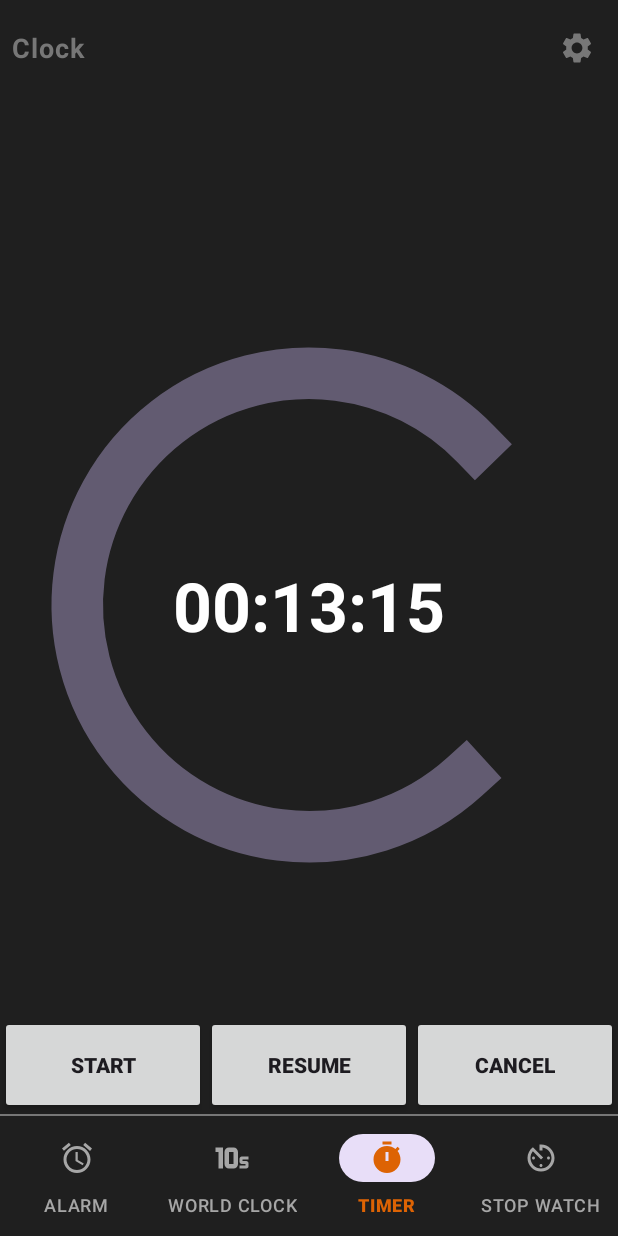
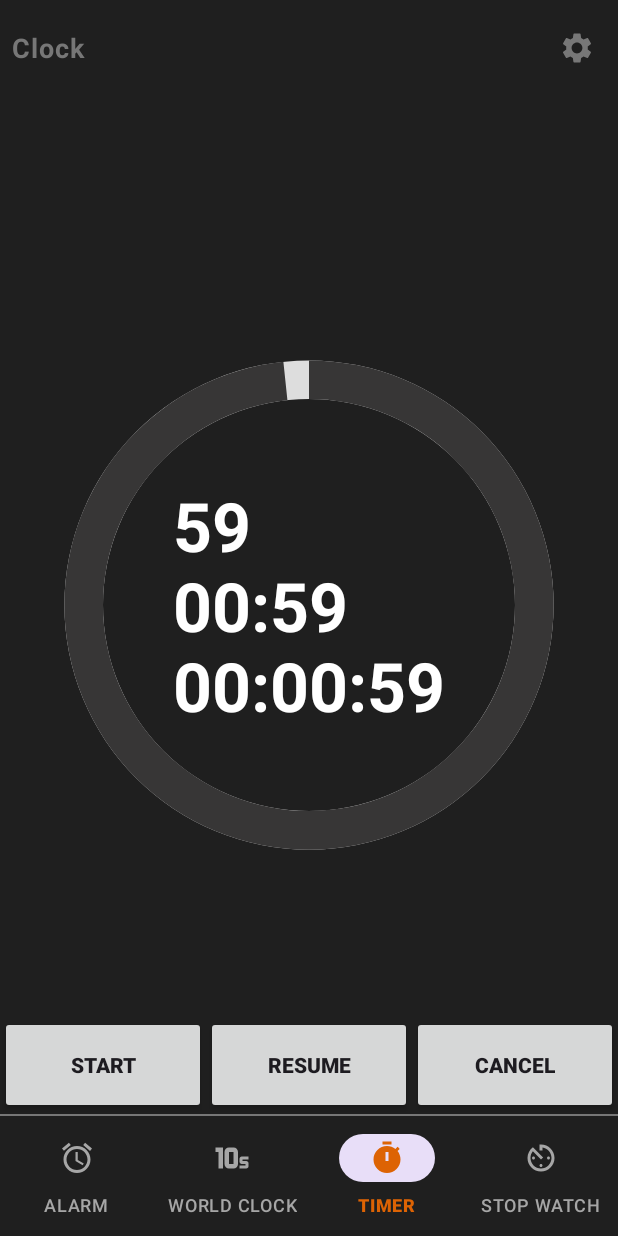
Before and after one commit to umutsaydam/AlarmApp, an Android app: the screen it shows after launch (MainActivity), item 3 of the bottom bar chosen, on a phone screen of 412 x 824 dp. Run offline under Robolectric (Android 15) with nearby library versions, the phone set to English and light mode, and no system bars; our stand-ins replace Room's generated code, navigation-ui.

Commit message:
circular progress was fixed

```diff
--- a/app/src/main/java/com/umutsaydam/alarmapp/helpers/CustomCountdownTimer.kt
+++ b/app/src/main/java/com/umutsaydam/alarmapp/helpers/CustomCountdownTimer.kt
@@ -8,7 +8,7 @@ class CustomCountdownTimer(
 ) {
     private val millisUntilFinished = millisInFuture
     private var timer = InternalTimer(this, millisInFuture, countDownInterval)
-    private val isRunning = false
+    private var isRunning = false
     var onTick: ((millisUntilFinished: Long) -> Unit)? = null
     var onFinish: (() -> Unit)? = null
 
@@ -31,22 +31,29 @@ class CustomCountdownTimer(
     }
 
     fun pauseTimer() {
-
+        timer.cancel()
+        isRunning = false
     }
 
     fun resumeTimer() {
-
+        if (!isRunning && timer.millisUntilFinished > 0) {
+            timer = InternalTimer(this, timer.millisUntilFinished, countDownInterval)
+            startTimer()
+        }
     }
 
     fun startTimer() {
-
+        timer.start()
+        isRunning = true
     }
 
     fun restartTimer() {
-
+        timer.cancel()
+        timer = InternalTimer(this, millisUntilFinished, countDownInterval)
+        startTimer()
     }
 
     fun destroyTimer() {
-
+        timer.cancel()
     }
 }
--- a/app/src/main/java/com/umutsaydam/alarmapp/ui/fragments/TimerFragment.kt
+++ b/app/src/main/java/com/umutsaydam/alarmapp/ui/fragments/TimerFragment.kt
@@ -5,19 +5,100 @@ import androidx.fragment.app.Fragment
 import android.view.LayoutInflater
 import android.view.View
 import android.view.ViewGroup
-import com.umutsaydam.alarmapp.R
+import android.widget.TextView
+import androidx.activity.OnBackPressedCallback
+import androidx.activity.OnBackPressedDispatcher
+import androidx.activity.addCallback
+import androidx.navigation.fragment.findNavController
+import com.umutsaydam.alarmapp.databinding.FragmentTimerBinding
+import com.umutsaydam.alarmapp.helpers.CustomCountdownTimer
+import java.text.DecimalFormat
+import kotlin.math.roundToInt
 
 class TimerFragment : Fragment() {
+    private var _binding: FragmentTimerBinding? = null
+    private val binding get() = _binding!!
+    private lateinit var customCountdownTimer: CustomCountdownTimer
 
-    override fun onCreate(savedInstanceState: Bundle?) {
-        super.onCreate(savedInstanceState)
-    }
+    private val countdownTime = 60 // 60 second, 1 min
+    private val clockTime = (countdownTime * 1000).toLong()
+    private val progressTime = (clockTime / 1000).toFloat()
 
     override fun onCreateView(
         inflater: LayoutInflater, container: ViewGroup?,
         savedInstanceState: Bundle?,
-    ): View? {
-        return inflater.inflate(R.layout.fragment_timer, container, false)
+    ): View {
+        _binding = FragmentTimerBinding.inflate(inflater, container, false)
+
+        var secondsLeft = 0
+        customCountdownTimer = CustomCountdownTimer(clockTime, 1000)
+        customCountdownTimer.onTick = { millisUntilFinished ->
+            val second = (millisUntilFinished / 1000.0f).roundToInt()
+            if (second != secondsLeft) {
+                secondsLeft = second
+
+                timerFormat(secondsLeft, binding.tvTimer)
+            }
+        }
+
+        customCountdownTimer.onFinish = {
+            timerFormat(0, binding.tvTimer)
+        }
+        binding.pbTimer.max = progressTime.toInt()
+        binding.pbTimer.progress = progressTime.toInt()
+
+        customCountdownTimer.startTimer()
+
+        binding.btnCancel.setOnClickListener {
+            customCountdownTimer.destroyTimer()
+        }
+
+        binding.btnStart.setOnClickListener {
+            customCountdownTimer.startTimer()
+        }
+
+        binding.btnResume.setOnClickListener {
+            customCountdownTimer.pauseTimer()
+        }
+
+        binding.btnCancel.setOnClickListener {
+            binding.pbTimer.progress = progressTime.toInt()
+            customCountdownTimer.restartTimer()
+        }
+
+        requireActivity().onBackPressedDispatcher.addCallback(
+            this,
+            object : OnBackPressedCallback(true) {
+                override fun handleOnBackPressed() {
+                    customCountdownTimer.destroyTimer()
+                    findNavController().navigateUp()
+                }
+            })
+
+        return binding.root
+    }
+
+    private fun timerFormat(secondsLeft: Int, tvTimer: TextView) {
+        binding.pbTimer.progress = secondsLeft
+
+        val decimalFormat = DecimalFormat("00")
+        val hour = secondsLeft / 3600
+        val min = (secondsLeft % 3600) / 60
+        val seconds = secondsLeft % 60
+
+        val timeFormat1 = decimalFormat.format(secondsLeft)
+        val timeFormat2 = decimalFormat.format(min) + ":" + decimalFormat.format(seconds)
+        val timerFormat3 =
+            decimalFormat.format(hour) + ":" + decimalFormat.format(min) + ":" + decimalFormat.format(
+                seconds
+            )
+
+        binding.tvTimer.text = timeFormat1 + "\n" + timeFormat2 + "\n" + timerFormat3
+    }
+
+    override fun onDestroy() {
+        super.onDestroy()
+        _binding = null
     }
 
 }
--- /dev/null
+++ b/app/src/main/res/drawable/circular_progress_bar.xml
@@ -0,0 +1,24 @@
+<?xml version="1.0" encoding="utf-8"?>
+<layer-list xmlns:android="http://schemas.android.com/apk/res/android">
+    <item>
+        <shape
+            android:shape="ring"
+            android:thicknessRatio="16"
+            android:useLevel="false">
+            <solid android:color="#DDDDDD" />
+        </shape>
+    </item>
+    <item>
+        <rotate
+            android:fromDegrees="270"
+            android:toDegrees="270">
+
+            <shape
+                android:shape="ring"
+                android:thicknessRatio="16"
+                android:useLevel="true">
+                <solid android:color="#373636" />
+            </shape>
+        </rotate>
+    </item>
+</layer-list>
--- a/app/src/main/res/layout/fragment_timer.xml
+++ b/app/src/main/res/layout/fragment_timer.xml
@@ -7,21 +7,21 @@
     android:background="@color/main_bg"
     tools:context=".ui.fragments.TimerFragment">
 
-
     <ProgressBar
         android:id="@+id/pbTimer"
+        style="?android:attr/progressBarStyleHorizontal"
         android:layout_width="match_parent"
         android:layout_height="match_parent"
-        android:progress="50"
-        android:progressBackgroundTint="@color/picker_bg"
-        android:progressTint="@color/white"
-        android:secondaryProgressTint="@color/header"
+        android:indeterminateOnly="false"
+        android:progress="0"
+        android:progressDrawable="@drawable/circular_progress_bar"
         app:layout_constraintBottom_toBottomOf="parent"
         app:layout_constraintEnd_toEndOf="parent"
         app:layout_constraintStart_toStartOf="parent"
         app:layout_constraintTop_toTopOf="parent" />
 
     <TextView
+        android:id="@+id/tvTimer"
         android:layout_width="wrap_content"
         android:layout_height="wrap_content"
         android:text="00:13:15"
```
